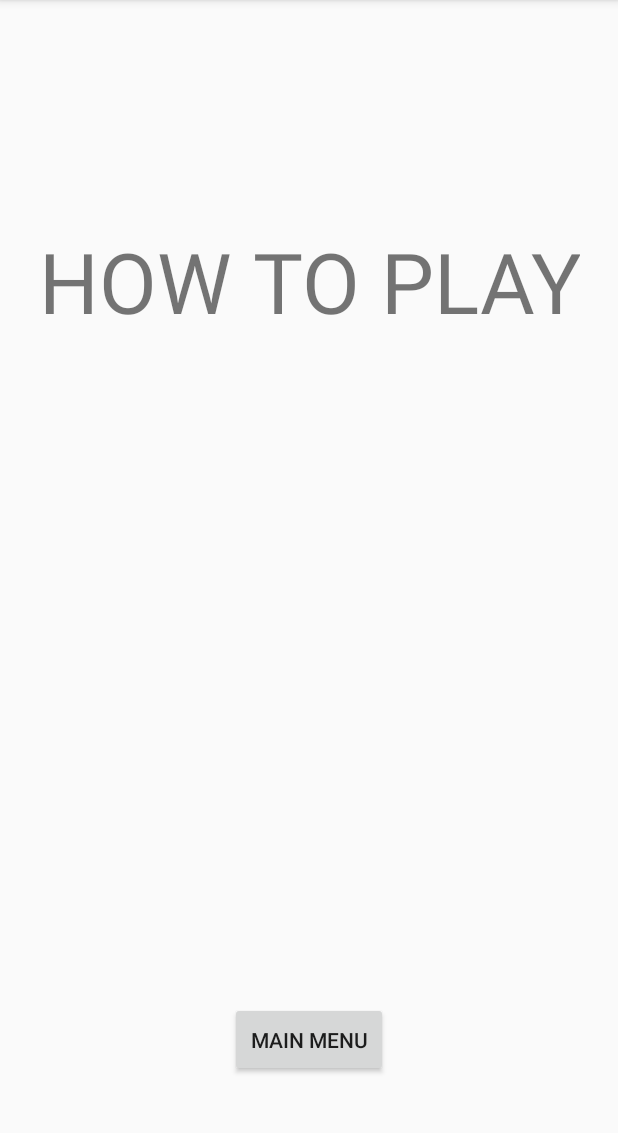
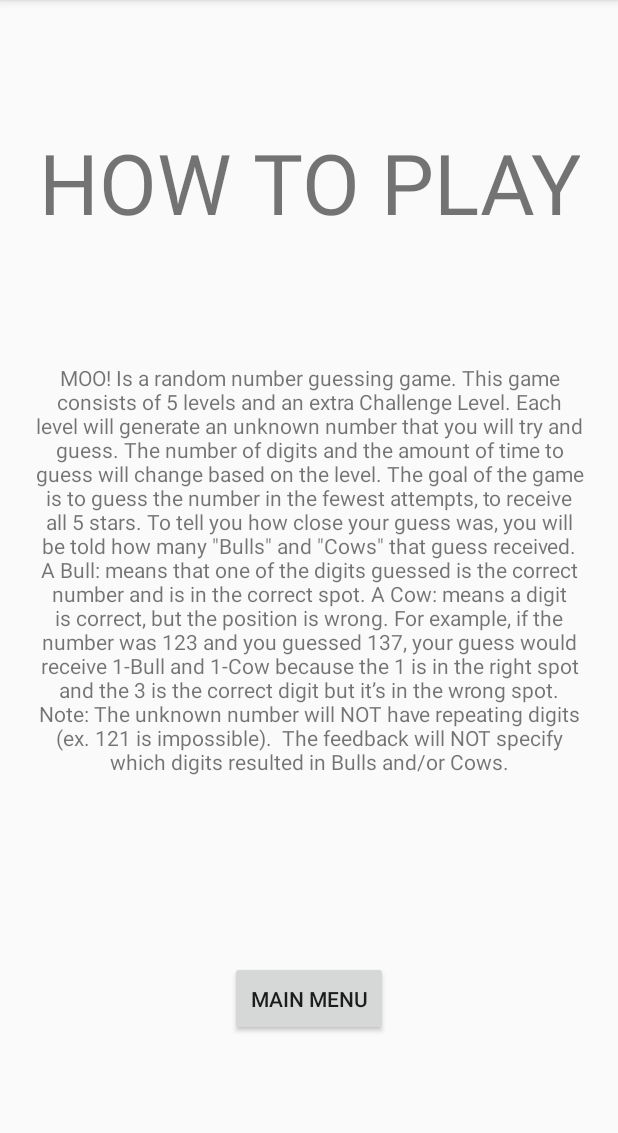
Before and after one commit to kaikaiye/CS125FinalProject, an Android app: the Instructions screen opened directly, with no data from a screen before it, on a phone screen of 412 x 824 dp, the part 84-1217 px from its top. Run offline under Robolectric (Android 15) with nearby library versions, the light colour scheme and no system bars.

Commit message:
All buttons are functional, and most of them should have some log message that describes what they do. Change in theme or color is possible if wanted.

```diff
--- a/app/src/main/java/com/example/owner/cs125finalproject/Instructions.java
+++ b/app/src/main/java/com/example/owner/cs125finalproject/Instructions.java
@@ -17,7 +17,7 @@ public class Instructions extends AppCompatActivity {
         main_menu.setOnClickListener(new View.OnClickListener() {
             @Override
             public void onClick(View v) {
-                Log.d("Click:","Opened Rules");
+                Log.d("Click:","Return to Main Menu");
                 Intent i = new Intent(Instructions.this, HomePage.class);
                 startActivity(i);
             }
--- a/app/src/main/res/layout/activity_home_page.xml
+++ b/app/src/main/res/layout/activity_home_page.xml
@@ -29,7 +29,7 @@
 
     <Button
         android:id="@+id/rules_button"
-        android:layout_width="112dp"
+        android:layout_width="110dp"
         android:layout_height="wrap_content"
         android:layout_marginStart="8dp"
         android:layout_marginLeft="8dp"
@@ -40,10 +40,10 @@
         android:text="Rules"
         app:layout_constraintBottom_toBottomOf="parent"
         app:layout_constraintEnd_toEndOf="parent"
-        app:layout_constraintHorizontal_bias="0.498"
+        app:layout_constraintHorizontal_bias="0.494"
         app:layout_constraintStart_toStartOf="parent"
         app:layout_constraintTop_toTopOf="parent"
-        app:layout_constraintVertical_bias="0.638" />
+        app:layout_constraintVertical_bias="0.643" />
 
     <Button
         android:id="@+id/start_game"
--- a/app/src/main/res/layout/activity_instructions.xml
+++ b/app/src/main/res/layout/activity_instructions.xml
@@ -39,12 +39,12 @@
         app:layout_constraintEnd_toEndOf="parent"
         app:layout_constraintStart_toStartOf="parent"
         app:layout_constraintTop_toTopOf="parent"
-        app:layout_constraintVertical_bias="0.94" />
+        app:layout_constraintVertical_bias="0.901" />
 
     <TextView
         android:id="@+id/rules"
         android:layout_width="369dp"
-        android:layout_height="wrap_content"
+        android:layout_height="284dp"
         android:layout_marginStart="8dp"
         android:layout_marginLeft="8dp"
         android:layout_marginTop="8dp"
@@ -52,6 +52,7 @@
         android:layout_marginRight="8dp"
         android:layout_marginBottom="8dp"
         android:gravity="center_horizontal"
+        android:text='MOO! Is a random number guessing game. This game consists of 5 levels and an extra Challenge Level. Each level will generate an unknown number that you will try and guess. The number of digits and the amount of time to guess will change based on the level. The goal of the game is to guess the number in the fewest attempts, to receive all 5 stars. To tell you how close your guess was, you will be told how many "Bulls" and "Cows" that guess received. A Bull: means that one of the digits guessed is the correct number and is in the correct spot. A Cow: means a digit is correct, but the position is wrong. For example, if the number was 123 and you guessed 137, your guess would receive 1-Bull and 1-Cow because the 1 is in the right spot and the 3 is the correct digit but it’s in the wrong spot.  Note: The unknown number will NOT have repeating digits (ex. 121 is impossible).  The feedback will NOT specify which digits resulted in Bulls and/or Cows.'
         app:layout_constraintBottom_toBottomOf="parent"
         app:layout_constraintEnd_toEndOf="parent"
         app:layout_constraintStart_toStartOf="parent"
```
